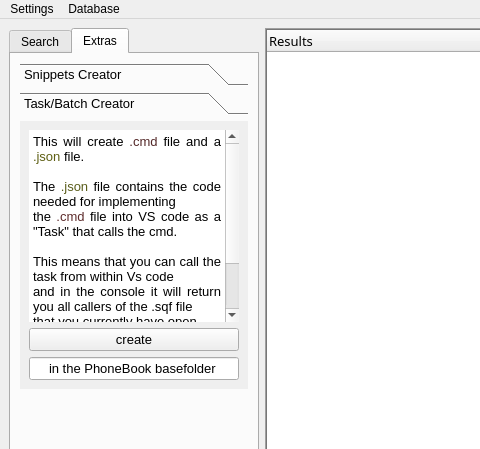
Qt form UI/Antistasi_PhoneBook_tool.ui (Giddius/Antistasi_PhoneBook_tool) before a commit; both pictures show x 0 to 480 and y 0 to 449 of the 1000 by 1000 pixel window.
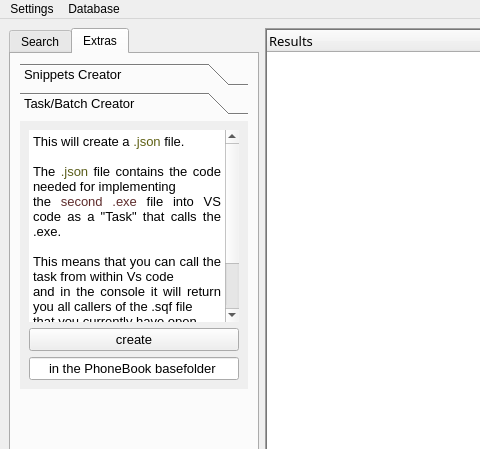
The same form after that commit. The open tabs and pages were chosen to show the change. Icons and pictures are not drawn. Custom widgets are drawn as their Qt base class.

Commit message: minor bugfixes and extending the task to also take selected function names

Diff of the .ui file:
```diff
--- a/UI/Antistasi_PhoneBook_tool.ui
+++ b/UI/Antistasi_PhoneBook_tool.ui
@@ -258,8 +258,8 @@
             <rect>
              <x>0</x>
              <y>0</y>
-             <width>228</width>
-             <height>304</height>
+             <width>98</width>
+             <height>151</height>
             </rect>
            </property>
            <attribute name="label">
@@ -301,10 +301,10 @@
 &lt;html&gt;&lt;head&gt;&lt;meta name=&quot;qrichtext&quot; content=&quot;1&quot; /&gt;&lt;style type=&quot;text/css&quot;&gt;
 p, li { white-space: pre-wrap; }
 &lt;/style&gt;&lt;/head&gt;&lt;body style=&quot; font-family:'Trebuchet MS'; font-size:10pt; font-weight:400; font-style:normal;&quot;&gt;
-&lt;p align=&quot;justify&quot; style=&quot; margin-top:0px; margin-bottom:0px; margin-left:0px; margin-right:0px; -qt-block-indent:0; text-indent:0px;&quot;&gt;This will create &lt;span style=&quot; color:#532828;&quot;&gt;.cmd&lt;/span&gt; file and a &lt;span style=&quot; color:#5e5f13;&quot;&gt;.json&lt;/span&gt; file.&lt;/p&gt;
+&lt;p align=&quot;justify&quot; style=&quot; margin-top:0px; margin-bottom:0px; margin-left:0px; margin-right:0px; -qt-block-indent:0; text-indent:0px;&quot;&gt;This will create a &lt;span style=&quot; color:#5e5f13;&quot;&gt;.json&lt;/span&gt; file.&lt;/p&gt;
 &lt;p align=&quot;justify&quot; style=&quot;-qt-paragraph-type:empty; margin-top:0px; margin-bottom:0px; margin-left:0px; margin-right:0px; -qt-block-indent:0; text-indent:0px;&quot;&gt;&lt;br /&gt;&lt;/p&gt;
 &lt;p align=&quot;justify&quot; style=&quot; margin-top:0px; margin-bottom:0px; margin-left:0px; margin-right:0px; -qt-block-indent:0; text-indent:0px;&quot;&gt;The &lt;span style=&quot; color:#5a5d1b;&quot;&gt;.json&lt;/span&gt; file contains the code needed for implementing&lt;/p&gt;
-&lt;p align=&quot;justify&quot; style=&quot; margin-top:0px; margin-bottom:0px; margin-left:0px; margin-right:0px; -qt-block-indent:0; text-indent:0px;&quot;&gt;the &lt;span style=&quot; color:#5e2c2c;&quot;&gt;.cmd&lt;/span&gt; file into VS code as a &amp;quot;Task&amp;quot; that calls the cmd.&lt;/p&gt;
+&lt;p align=&quot;justify&quot; style=&quot; margin-top:0px; margin-bottom:0px; margin-left:0px; margin-right:0px; -qt-block-indent:0; text-indent:0px;&quot;&gt;the &lt;span style=&quot; color:#5e2c2c;&quot;&gt;second .exe&lt;/span&gt; file into VS code as a &amp;quot;Task&amp;quot; that calls the .exe.&lt;/p&gt;
 &lt;p align=&quot;justify&quot; style=&quot;-qt-paragraph-type:empty; margin-top:0px; margin-bottom:0px; margin-left:0px; margin-right:0px; -qt-block-indent:0; text-indent:0px;&quot;&gt;&lt;br /&gt;&lt;/p&gt;
 &lt;p align=&quot;justify&quot; style=&quot; margin-top:0px; margin-bottom:0px; margin-left:0px; margin-right:0px; -qt-block-indent:0; text-indent:0px;&quot;&gt;This means that you can call the task from within Vs code&lt;/p&gt;
 &lt;p align=&quot;justify&quot; style=&quot; margin-top:0px; margin-bottom:0px; margin-left:0px; margin-right:0px; -qt-block-indent:0; text-indent:0px;&quot;&gt;and in the console it will return you all callers of the .sqf file&lt;/p&gt;
```
Left out of the diff: 9 changed lines with no effect on the pictures. The commit also changes 12 other files.
